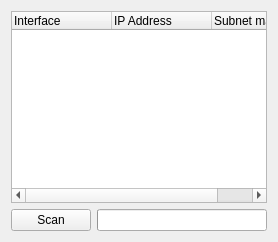
Old version of the form src/scanwidget.ui in the repository madjar/burgos.
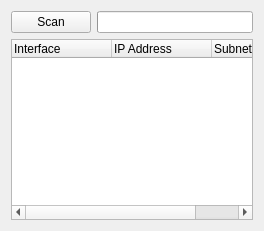
New version of the form.

Commit message: * Rétablissement de la compatibilité avec Qt<4.5 * Modification de l'interface * Préparatifs pour la recherche personnalisée.

Patch:
```diff
--- a/src/scanwidget.ui
+++ b/src/scanwidget.ui
@@ -5,7 +5,29 @@
   <property name="enabled">
    <bool>true</bool>
   </property>
+  <property name="geometry">
+   <rect>
+    <x>0</x>
+    <y>0</y>
+    <width>264</width>
+    <height>231</height>
+   </rect>
+  </property>
   <layout class="QVBoxLayout" name="verticalLayout">
+   <item>
+    <layout class="QHBoxLayout" name="horizontalLayout">
+     <item>
+      <widget class="QPushButton" name="pushButton">
+       <property name="text">
+        <string>Scan</string>
+       </property>
+      </widget>
+     </item>
+     <item>
+      <widget class="QProgressBar" name="progressBar"/>
+     </item>
+    </layout>
+   </item>
    <item>
     <widget class="QTreeWidget" name="treeWidget">
      <property name="alternatingRowColors">
@@ -37,20 +59,6 @@
      </column>
     </widget>
    </item>
-   <item>
-    <layout class="QHBoxLayout" name="horizontalLayout">
-     <item>
-      <widget class="QPushButton" name="pushButton">
-       <property name="text">
-        <string>Scan</string>
-       </property>
-      </widget>
-     </item>
-     <item>
-      <widget class="QProgressBar" name="progressBar"/>
-     </item>
-    </layout>
-   </item>
   </layout>
  </widget>
  <resources/>
```
The commit also changes 5 other files.
